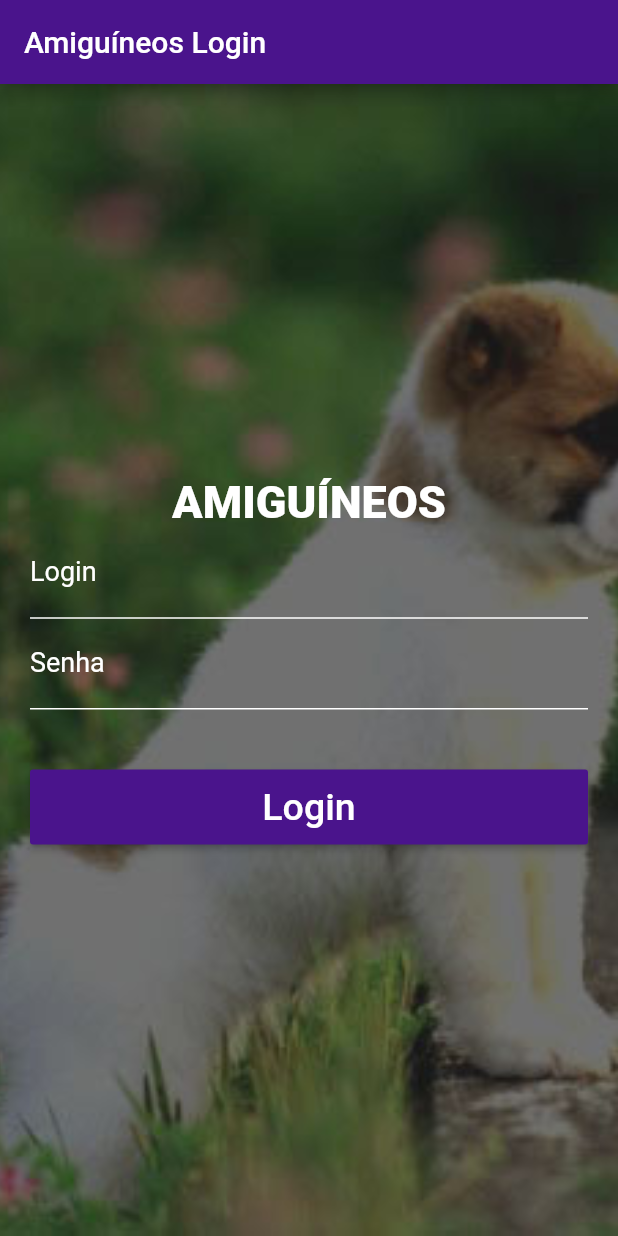
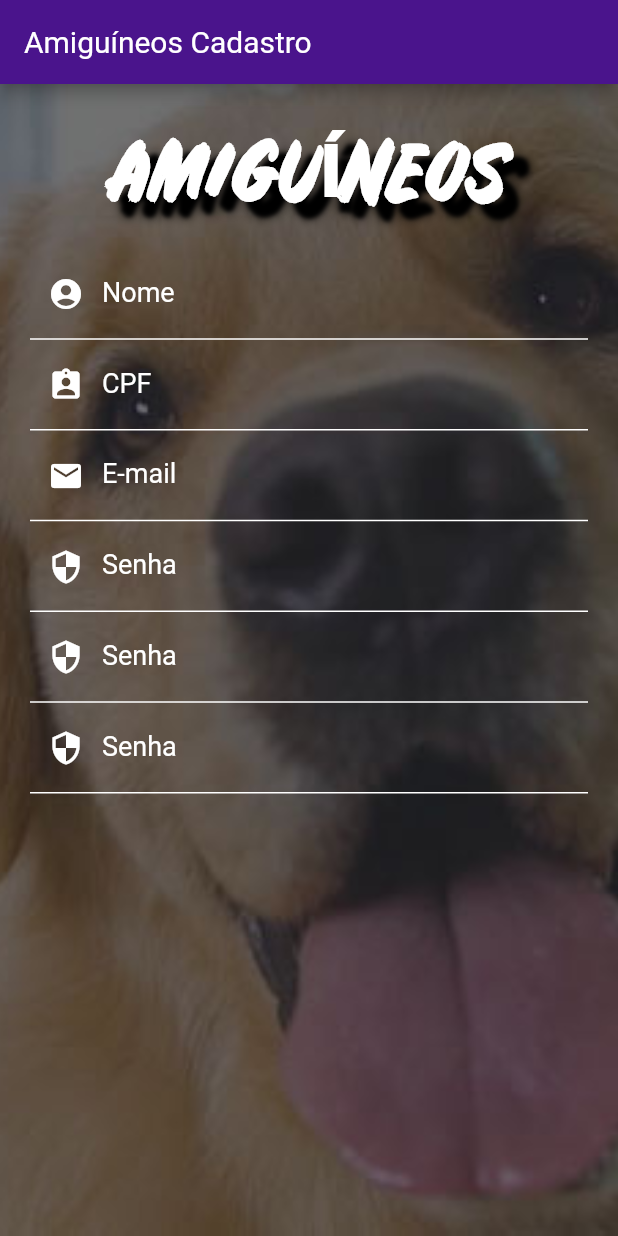
Before and after one commit to Dev4ster/hackathon-fmu-2019, a Flutter app: the screen it shows after launch, on a phone screen of 412 x 824 dp. Run offline on Flutter 3.47's test engine with Material 2 defaults, Android fonts, the phone set to English and light mode, and no system bars.

Commit message:
Tela de cadastro

```diff
--- /dev/null
+++ b/lib/TelaCadastro.dart
@@ -0,0 +1,163 @@
+import 'package:flutter/material.dart';
+
+class TelaCadastro extends StatelessWidget {
+  @override
+  Widget build(BuildContext context) {
+    //Containers Campos
+      String nome;
+      String cpf;
+      String email;
+      String senha;
+      String endereco;
+      String numero;
+      String cep;
+      String cidade;
+      String estado;
+
+      TextField NomeField = new TextField(
+        decoration: InputDecoration(
+          labelText: "Nome",
+           prefixIcon: Icon(Icons.account_circle,color: Colors.white,),
+           labelStyle: new TextStyle(color: Colors.white,
+                                      fontSize: 18,
+                                  ),
+           enabledBorder: new UnderlineInputBorder(
+                                borderSide: BorderSide(color: Colors.white,
+                                  width: 1.0 ),
+           ),
+        ),
+         style: TextStyle(
+        color: Colors.white
+      ),
+        onChanged: (valor){
+          nome = valor;
+        },
+      );
+
+      TextField CPFField = new TextField(
+        decoration: InputDecoration(
+          labelText: "CPF",
+           prefixIcon: Icon(Icons.assignment_ind,color: Colors.white,),
+           labelStyle: new TextStyle(color: Colors.white,
+                                      fontSize: 18,
+                                  ),
+           enabledBorder: new UnderlineInputBorder(
+                                borderSide: BorderSide(color: Colors.white,
+                                  width: 1.0 ),
+           ),
+        ),
+         style: TextStyle(
+        color: Colors.white
+      ),
+        onChanged: (valor){
+          cpf = valor;
+        },
+      );
+
+      TextField EmailField = new TextField(
+        decoration: InputDecoration(
+          labelText: "E-mail",
+           prefixIcon: Icon(Icons.email,color: Colors.white,),
+           labelStyle: new TextStyle(color: Colors.white,
+                                      fontSize: 18,
+                                  ),
+           enabledBorder: new UnderlineInputBorder(
+                                borderSide: BorderSide(color: Colors.white,
+                                  width: 1.0 ),
+           ),
+        ),
+         style: TextStyle(
+        color: Colors.white
+      ),
+        onChanged: (valor){
+          email = valor;
+        },
+      );
+
+      TextField SenhaField = new TextField(
+        obscureText: true,
+        decoration: InputDecoration(
+          labelText: "Senha",
+           prefixIcon: Icon(Icons.security,color: Colors.white,),
+           labelStyle: new TextStyle(color: Colors.white,
+                                      fontSize: 18,
+                                  ),
+           enabledBorder: new UnderlineInputBorder(
+                                borderSide: BorderSide(color: Colors.white,
+                                  width: 1.0 ),
+           ),
+        ),
+         style: TextStyle(
+        color: Colors.white
+      ),
+        onChanged: (valor){
+          senha = valor;
+        },
+      );
+    // fim campos
+Container Logo =  new Container(
+      child: Text(
+        "AMIGUÍNEOS",
+
+          style: TextStyle(
+            color: Colors.white,
+            fontFamily: 'Rustico-Regular',
+            fontWeight:FontWeight.w800 ,
+            fontSize: 50.0,
+            shadows: <Shadow>[
+                            Shadow(
+                              offset: Offset(10.0, 10.0),
+                              blurRadius: 3.0,
+                              color: Colors.black,
+                            ),
+                            Shadow(
+                              offset: Offset(10.0, 10.0),
+                              blurRadius: 8.0,
+                              color: Colors.black,
+                            ),
+                          ],
+         ),
+      ),
+  );
+
+    Container container = new Container(
+       height: double.infinity,
+      padding:  EdgeInsets.all(20.0),
+      width: double.infinity,
+         decoration: BoxDecoration(
+        image: new DecorationImage(image: new AssetImage("assets/images/cadastrobg.jpg"), fit: BoxFit.cover,),
+         ),
+      child: SingleChildScrollView(
+         physics: AlwaysScrollableScrollPhysics(),
+          child: new Column(
+          mainAxisAlignment: MainAxisAlignment.center,
+          children: <Widget>[
+            Logo,
+            NomeField,
+            CPFField,
+            EmailField,
+            SenhaField,
+            SenhaField,
+            SenhaField],
+
+        ),
+
+      ),
+    );
+
+
+
+    AppBar appBar = new AppBar(
+      title: new Text("Amiguíneos Cadastro"),
+      backgroundColor: Colors.purple[900],
+    );
+
+
+    Scaffold scaffoldcad = new Scaffold(
+      // resizeToAvoidBottomPadding: false,
+      appBar: appBar,
+      body: container,
+    );
+    return scaffoldcad;
+  }
+}
--- a/lib/TelaLogin.dart
+++ b/lib/TelaLogin.dart
@@ -1,5 +1,5 @@
 import 'package:flutter/material.dart';
-import 'package:http/http.dart';
+import 'package:http/http.dart' as http;
 
 class TelaLogin extends StatelessWidget {
 
@@ -7,6 +7,7 @@ class TelaLogin extends StatelessWidget {
   String senha;
   String dialog;
   String teste;
+
 
   @override
   Widget build(BuildContext context){
@@ -53,14 +54,28 @@ class TelaLogin extends StatelessWidget {
       },
     );
     //Botão
+
   Container Logo =  new Container(
       child: Text(
         "AMIGUÍNEOS",
 
           style: TextStyle(
             color: Colors.white,
+            fontFamily: 'Rustico-Regular',
             fontWeight:FontWeight.w800 ,
-            fontSize: 30.0,
+            fontSize: 50.0,
+            shadows: <Shadow>[
+                            Shadow(
+                              offset: Offset(10.0, 10.0),
+                              blurRadius: 3.0,
+                              color: Colors.black,
+                            ),
+                            Shadow(
+                              offset: Offset(10.0, 10.0),
+                              blurRadius: 8.0,
+                              color: Colors.black,
+                            ),
+                          ],
          ),
       ),
   );
@@ -115,6 +130,7 @@ class TelaLogin extends StatelessWidget {
     );
 
     Scaffold scaffold = new Scaffold(
+      resizeToAvoidBottomPadding: false,
       appBar: appBar,
       body: container,
     );
--- a/lib/config.dart
+++ b/lib/config.dart
@@ -1,5 +1,3 @@
-import 'package:flutter/cupertino.dart';
-
-class Config {
-
+void main(){
+  print(1);
 }
--- a/lib/main.dart
+++ b/lib/main.dart
@@ -1,4 +1,5 @@
 import 'package:amiguineos/TelaLogin.dart';
+import 'package:amiguineos/TelaCadastro.dart';
 import 'package:flutter/material.dart';
 
 void main() => runApp(MyApp());
@@ -10,7 +11,7 @@ class MyApp extends StatelessWidget {
     return MaterialApp(
       title: 'Flutter Demo',
       theme: ThemeData(
-        fontFamily: 'CreamPeach',
+        fontFamily: 'Roboto-Regular',
         primarySwatch: Colors.purple,
       ),
       home: MyHomePage(title: 'Flutter Demo Home Page'),
@@ -34,6 +35,6 @@ class _MyHomePageState extends State<MyHomePage> {
   @override
   Widget build(BuildContext context) {
 
-    return TelaLogin();
+    return TelaCadastro();
   }
 }
```
Also changed, not shown: pubspec.yaml (+22 -16 lines), assets/fontes/Chicle-Regular.ttf (added), assets/fontes/CreamPeach.ttf (renamed from assets/fonts/CreamPeach.ttf), assets/fontes/Kavoon-Regular.ttf (added), assets/fontes/Roboto-Regular.ttf (added), assets/fontes/Rustico-Regular.otf (added), assets/images/cadastrobg.jpg (added), assets/images/loginbg.jpg.
